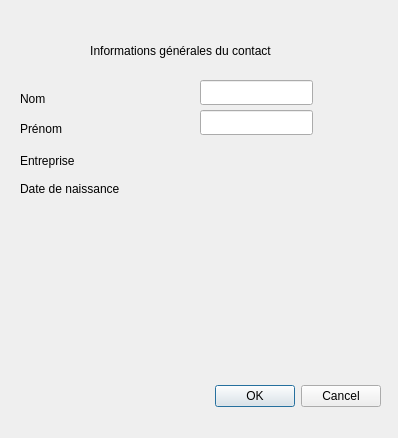
Before: the Qt Designer form QTContact/dialogadd.ui in BeeJasmine/QTContact, drawn with Qt 5.
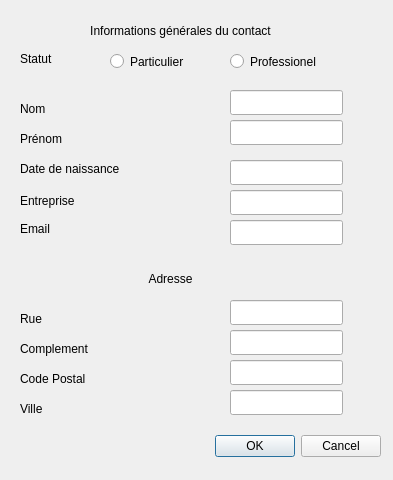
After: the same form once the commit is applied.

Patch:
```diff
--- a/QTContact/dialogadd.ui
+++ b/QTContact/dialogadd.ui
@@ -6,8 +6,8 @@
    <rect>
     <x>0</x>
     <y>0</y>
-    <width>398</width>
-    <height>438</height>
+    <width>393</width>
+    <height>480</height>
    </rect>
   </property>
   <property name="windowTitle">
@@ -17,7 +17,7 @@
    <property name="geometry">
     <rect>
      <x>40</x>
-     <y>380</y>
+     <y>430</y>
      <width>341</width>
      <height>32</height>
     </rect>
@@ -33,7 +33,7 @@
    <property name="geometry">
     <rect>
      <x>20</x>
-     <y>90</y>
+     <y>100</y>
      <width>67</width>
      <height>17</height>
     </rect>
@@ -46,7 +46,7 @@
    <property name="geometry">
     <rect>
      <x>20</x>
-     <y>120</y>
+     <y>130</y>
      <width>67</width>
      <height>17</height>
     </rect>
@@ -59,8 +59,8 @@
    <property name="geometry">
     <rect>
      <x>20</x>
-     <y>180</y>
-     <width>131</width>
+     <y>160</y>
+     <width>151</width>
      <height>17</height>
     </rect>
    </property>
@@ -72,7 +72,7 @@
    <property name="geometry">
     <rect>
      <x>20</x>
-     <y>150</y>
+     <y>190</y>
      <width>91</width>
      <height>21</height>
     </rect>
@@ -85,7 +85,7 @@
    <property name="geometry">
     <rect>
      <x>30</x>
-     <y>30</y>
+     <y>10</y>
      <width>301</width>
      <height>41</height>
     </rect>
@@ -100,8 +100,8 @@
   <widget class="QLineEdit" name="lineEdit_name">
    <property name="geometry">
     <rect>
-     <x>200</x>
-     <y>80</y>
+     <x>230</x>
+     <y>90</y>
      <width>113</width>
      <height>25</height>
     </rect>
@@ -110,8 +110,198 @@
   <widget class="QLineEdit" name="lineEdit_firstname">
    <property name="geometry">
     <rect>
-     <x>200</x>
-     <y>110</y>
+     <x>230</x>
+     <y>120</y>
+     <width>113</width>
+     <height>25</height>
+    </rect>
+   </property>
+  </widget>
+  <widget class="QLineEdit" name="lineEdit_company">
+   <property name="geometry">
+    <rect>
+     <x>230</x>
+     <y>190</y>
+     <width>113</width>
+     <height>25</height>
+    </rect>
+   </property>
+  </widget>
+  <widget class="QLineEdit" name="lineEdit_birth">
+   <property name="geometry">
+    <rect>
+     <x>230</x>
+     <y>160</y>
+     <width>113</width>
+     <height>25</height>
+    </rect>
+   </property>
+  </widget>
+  <widget class="QLabel" name="lbl_titleAdress">
+   <property name="geometry">
+    <rect>
+     <x>20</x>
+     <y>270</y>
+     <width>301</width>
+     <height>17</height>
+    </rect>
+   </property>
+   <property name="text">
+    <string>Adresse</string>
+   </property>
+   <property name="alignment">
+    <set>Qt::AlignCenter</set>
+   </property>
+  </widget>
+  <widget class="QRadioButton" name="radioBtn_Perso">
+   <property name="geometry">
+    <rect>
+     <x>110</x>
+     <y>50</y>
+     <width>112</width>
+     <height>23</height>
+    </rect>
+   </property>
+   <property name="text">
+    <string>Particulier</string>
+   </property>
+  </widget>
+  <widget class="QRadioButton" name="radioBtn_Pro">
+   <property name="geometry">
+    <rect>
+     <x>230</x>
+     <y>50</y>
+     <width>112</width>
+     <height>23</height>
+    </rect>
+   </property>
+   <property name="text">
+    <string>Professionel</string>
+   </property>
+  </widget>
+  <widget class="QLabel" name="lbl_status">
+   <property name="geometry">
+    <rect>
+     <x>20</x>
+     <y>50</y>
+     <width>67</width>
+     <height>17</height>
+    </rect>
+   </property>
+   <property name="text">
+    <string>Statut</string>
+   </property>
+  </widget>
+  <widget class="QLabel" name="lbl_street">
+   <property name="geometry">
+    <rect>
+     <x>20</x>
+     <y>310</y>
+     <width>67</width>
+     <height>17</height>
+    </rect>
+   </property>
+   <property name="text">
+    <string>Rue</string>
+   </property>
+  </widget>
+  <widget class="QLineEdit" name="lineEdit_street">
+   <property name="geometry">
+    <rect>
+     <x>230</x>
+     <y>300</y>
+     <width>113</width>
+     <height>25</height>
+    </rect>
+   </property>
+  </widget>
+  <widget class="QLabel" name="lbl_complement">
+   <property name="geometry">
+    <rect>
+     <x>20</x>
+     <y>340</y>
+     <width>121</width>
+     <height>17</height>
+    </rect>
+   </property>
+   <property name="text">
+    <string>Complement</string>
+   </property>
+  </widget>
+  <widget class="QLineEdit" name="lineEdit_complement">
+   <property name="geometry">
+    <rect>
+     <x>230</x>
+     <y>330</y>
+     <width>113</width>
+     <height>25</height>
+    </rect>
+   </property>
+  </widget>
+  <widget class="QLabel" name="lbl_cp">
+   <property name="geometry">
+    <rect>
+     <x>20</x>
+     <y>370</y>
+     <width>111</width>
+     <height>17</height>
+    </rect>
+   </property>
+   <property name="text">
+    <string>Code Postal</string>
+   </property>
+  </widget>
+  <widget class="QLineEdit" name="lineEdit_cp">
+   <property name="geometry">
+    <rect>
+     <x>230</x>
+     <y>360</y>
+     <width>113</width>
+     <height>25</height>
+    </rect>
+   </property>
+  </widget>
+  <widget class="QLabel" name="lbl_city">
+   <property name="geometry">
+    <rect>
+     <x>20</x>
+     <y>400</y>
+     <width>67</width>
+     <height>17</height>
+    </rect>
+   </property>
+   <property name="text">
+    <string>Ville</string>
+   </property>
+  </widget>
+  <widget class="QLineEdit" name="lineEdit_city">
+   <property name="geometry">
+    <rect>
+     <x>230</x>
+     <y>390</y>
+     <width>113</width>
+     <height>25</height>
+    </rect>
+   </property>
+  </widget>
+  <widget class="QLabel" name="lbl_email">
+   <property name="geometry">
+    <rect>
+     <x>20</x>
+     <y>220</y>
+     <width>67</width>
+     <height>17</height>
+    </rect>
+   </property>
+   <property name="text">
+    <string>Email</string>
+   </property>
+  </widget>
+  <widget class="QLineEdit" name="lineEdit_email">
+   <property name="geometry">
+    <rect>
+     <x>230</x>
+     <y>220</y>
      <width>113</width>
      <height>25</height>
     </rect>
```
